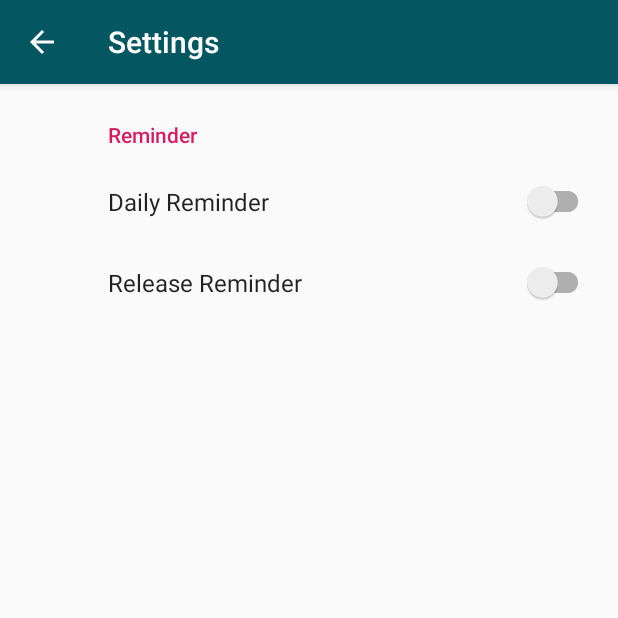
After one commit to rhm79/Movie5, an Android app: the SettingsActivity screen opened directly, with no data from a screen before it, on a phone screen of 412 x 824 dp, the top half of it. The commit adds this screen. Run offline under Robolectric (Android 15) with nearby library versions, the phone set to English and light mode, and no system bars; our stand-ins replace androidx.preference.

Commit message:
add setting activity

```diff
--- a/MySubmission05E1/app/build.gradle
+++ b/MySubmission05E1/app/build.gradle
@@ -43,6 +43,7 @@ dependencies {
     implementation 'androidx.core:core-ktx:1.2.0'
     implementation 'androidx.constraintlayout:constraintlayout:1.1.3'
     implementation 'androidx.legacy:legacy-support-v4:1.0.0'
+    implementation 'androidx.preference:preference:1.1.0-alpha05'
     testImplementation 'junit:junit:4.12'
     androidTestImplementation 'androidx.test.ext:junit:1.1.1'
     androidTestImplementation 'androidx.test.espresso:espresso-core:3.2.0'
--- a/MySubmission05E1/app/src/main/AndroidManifest.xml
+++ b/MySubmission05E1/app/src/main/AndroidManifest.xml
@@ -11,6 +11,15 @@
         android:roundIcon="@mipmap/ic_launcher_round"
         android:supportsRtl="true"
         android:theme="@style/AppTheme">
+        <activity
+            android:name=".settings.SettingsActivity"
+            android:label="@string/title_activity_settings"
+            android:parentActivityName=".ui.activity.MainActivity">
+            <meta-data
+                android:name="android.support.PARENT_ACTIVITY"
+                android:value="com.rhm.mysubsmission.ui.activity.MainActivity" />
+        </activity>
+
         <receiver android:name=".widget.FavoriteMovieWidget">
             <intent-filter>
                 <action android:name="android.appwidget.action.APPWIDGET_UPDATE" />
@@ -35,7 +44,6 @@
         <service
             android:name=".widget.StackWidgetService"
             android:permission="android.permission.BIND_REMOTEVIEWS" />
-
     </application>
 
 </manifest>
--- /dev/null
+++ b/MySubmission05E1/app/src/main/java/com/rhm/mysubsmission/settings/SettingsActivity.kt
@@ -0,0 +1,26 @@
+package com.rhm.mysubsmission.settings
+
+import android.os.Bundle
+import androidx.appcompat.app.AppCompatActivity
+import androidx.preference.PreferenceFragmentCompat
+import com.rhm.mysubsmission.R
+
+class SettingsActivity : AppCompatActivity() {
+
+    override fun onCreate(savedInstanceState: Bundle?) {
+        super.onCreate(savedInstanceState)
+        setContentView(R.layout.settings_activity)
+        supportFragmentManager
+            .beginTransaction()
+            .replace(R.id.settings, SettingsFragment())
+            .commit()
+        supportActionBar?.setDisplayHomeAsUpEnabled(true)
+    }
+
+    class SettingsFragment : PreferenceFragmentCompat() {
+        override fun onCreatePreferences(savedInstanceState: Bundle?, rootKey: String?) {
+            setPreferencesFromResource(R.xml.root_preferences, rootKey)
+        }
+    }
+
+}
--- a/MySubmission05E1/app/src/main/java/com/rhm/mysubsmission/ui/activity/MainActivity.kt
+++ b/MySubmission05E1/app/src/main/java/com/rhm/mysubsmission/ui/activity/MainActivity.kt
@@ -11,6 +11,7 @@ import android.widget.Toast
 import androidx.appcompat.app.AppCompatActivity
 import com.rhm.mysubsmission.R
 import com.rhm.mysubsmission.adapter.SectionsPagerAdapter
+import com.rhm.mysubsmission.settings.SettingsActivity
 import kotlinx.android.synthetic.main.activity_main.*
 
 class MainActivity : AppCompatActivity() {
@@ -64,6 +65,9 @@ class MainActivity : AppCompatActivity() {
         } else if (item.itemId == R.id.tv_show_favorite) {
             val mFavTvShowIntent = Intent(this, FavoriteTvShowActivity::class.java)
             startActivity(mFavTvShowIntent)
+        } else if (item.itemId == R.id.action_settings) {
+            val mSettingIntent = Intent(this, SettingsActivity::class.java)
+            startActivity(mSettingIntent)
         }
         return super.onOptionsItemSelected(item)
     }
--- a/MySubmission05E1/app/src/main/java/com/rhm/mysubsmission/widget/StackRemoteViewsFactory.kt
+++ b/MySubmission05E1/app/src/main/java/com/rhm/mysubsmission/widget/StackRemoteViewsFactory.kt
@@ -18,7 +18,6 @@ internal class StackRemoteViewsFactory(private val mContext: Context) :
     //private val favorites: List<Favorite> = java.util.ArrayList<Favorite>()
     private val mWidgetItems = ArrayList<Bitmap>()
     private val mmWidgetItems = ArrayList<MovieTable>()
-    private val mmmWid: List<MovieTable> = ArrayList<MovieTable>()
     //private val mmWidgetItems:MutableList<MovieTable> = ArrayList()
 
 
--- /dev/null
+++ b/MySubmission05E1/app/src/main/res/layout/settings_activity.xml
@@ -0,0 +1,9 @@
+<LinearLayout xmlns:android="http://schemas.android.com/apk/res/android"
+    android:layout_width="match_parent"
+    android:layout_height="match_parent">
+
+    <FrameLayout
+        android:id="@+id/settings"
+        android:layout_width="match_parent"
+        android:layout_height="match_parent" />
+</LinearLayout>
--- /dev/null
+++ b/MySubmission05E1/app/src/main/res/values/arrays.xml
@@ -0,0 +1,4 @@
+<resources>
+    <!-- Reply Preference -->
+
+</resources>
--- a/MySubmission05E1/app/src/main/res/values/strings.xml
+++ b/MySubmission05E1/app/src/main/res/values/strings.xml
@@ -31,4 +31,6 @@
     <string name="menu_movie_favorite">Movie Favorite</string>
     <string name="menu_tv_show_favorite">Tv Show Favorite</string>
     <string name="menu_settings">Settings</string>
+
+    <string name="title_activity_settings">Settings</string>
 </resources>
--- /dev/null
+++ b/MySubmission05E1/app/src/main/res/xml/root_preferences.xml
@@ -0,0 +1,32 @@
+<!--
+  ~ Copyright 2018 The app Open Source Project
+  ~
+  ~ Licensed under the Apache License, Version 2.0 (the "License");
+  ~ you may not use this file except in compliance with the License.
+  ~ You may obtain a copy of the License at
+  ~
+  ~      http://www.apache.org/licenses/LICENSE-2.0
+  ~
+  ~ Unless required by applicable law or agreed to in writing, software
+  ~ distributed under the License is distributed on an "AS IS" BASIS,
+  ~ WITHOUT WARRANTIES OR CONDITIONS OF ANY KIND, either express or implied.
+  ~ See the License for the specific language governing permissions and
+  ~ limitations under the License.
+  -->
+
+<PreferenceScreen xmlns:app="http://schemas.android.com/apk/res-auto">
+
+
+    <PreferenceCategory app:title="Reminder">
+
+        <SwitchPreferenceCompat
+            app:key="daily_reminder"
+            app:title="Daily Reminder" />
+
+        <SwitchPreferenceCompat
+            app:key="release_reminder"
+            app:title="Release Reminder" />
+
+    </PreferenceCategory>
+
+</PreferenceScreen>
```
Also changed, not shown: 2 other files.
